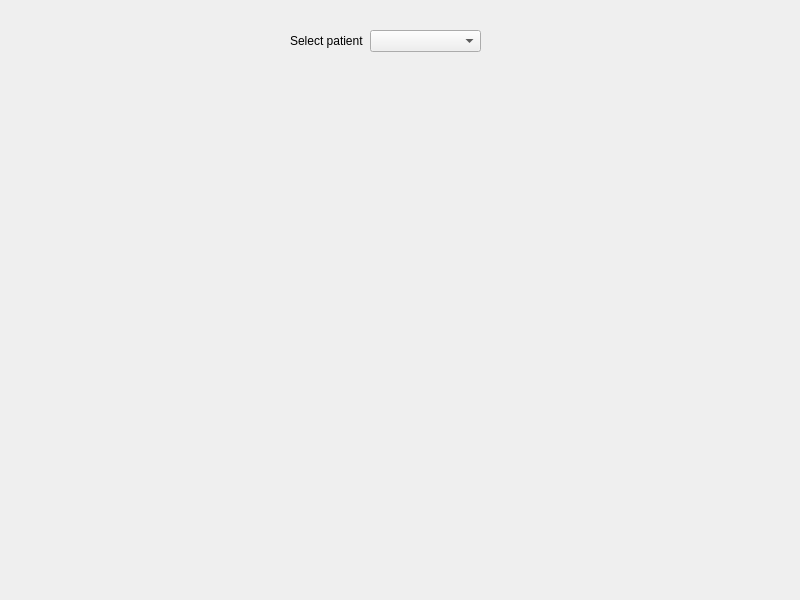
trinhphamtrunghieu/curentTopic, file layout/receiver_select_patient.ui: the form before one commit.
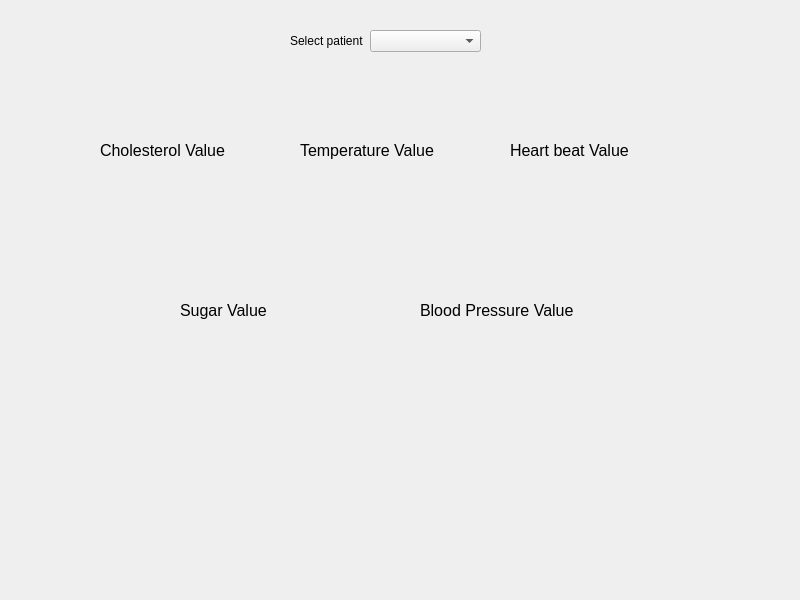
The form after the commit.

The edit to the form file:
```diff
--- a/layout/receiver_select_patient.ui
+++ b/layout/receiver_select_patient.ui
@@ -36,16 +36,185 @@
      </item>
     </layout>
    </widget>
-   <widget class="QWidget" name="gridLayoutWidget">
+   <widget class="QLabel" name="label">
     <property name="geometry">
      <rect>
-      <x>70</x>
-      <y>90</y>
-      <width>671</width>
-      <height>371</height>
+      <x>100</x>
+      <y>130</y>
+      <width>161</width>
+      <height>41</height>
      </rect>
     </property>
-    <layout class="QGridLayout" name="gridLayout"/>
+    <property name="font">
+     <font>
+      <pointsize>12</pointsize>
+     </font>
+    </property>
+    <property name="text">
+     <string>Cholesterol Value</string>
+    </property>
+   </widget>
+   <widget class="QLabel" name="label_2">
+    <property name="geometry">
+     <rect>
+      <x>300</x>
+      <y>130</y>
+      <width>181</width>
+      <height>41</height>
+     </rect>
+    </property>
+    <property name="font">
+     <font>
+      <pointsize>12</pointsize>
+     </font>
+    </property>
+    <property name="text">
+     <string>Temperature Value</string>
+    </property>
+   </widget>
+   <widget class="QLabel" name="label_3">
+    <property name="geometry">
+     <rect>
+      <x>510</x>
+      <y>130</y>
+      <width>161</width>
+      <height>41</height>
+     </rect>
+    </property>
+    <property name="font">
+     <font>
+      <pointsize>12</pointsize>
+     </font>
+    </property>
+    <property name="text">
+     <string>Heart beat Value</string>
+    </property>
+   </widget>
+   <widget class="QLabel" name="label_4">
+    <property name="geometry">
+     <rect>
+      <x>180</x>
+      <y>290</y>
+      <width>161</width>
+      <height>41</height>
+     </rect>
+    </property>
+    <property name="font">
+     <font>
+      <pointsize>12</pointsize>
+     </font>
+    </property>
+    <property name="text">
+     <string>Sugar Value</string>
+    </property>
+   </widget>
+   <widget class="QLabel" name="label_5">
+    <property name="geometry">
+     <rect>
+      <x>420</x>
+      <y>290</y>
+      <width>191</width>
+      <height>41</height>
+     </rect>
+    </property>
+    <property name="font">
+     <font>
+      <pointsize>12</pointsize>
+     </font>
+    </property>
+    <property name="text">
+     <string>Blood Pressure Value</string>
+    </property>
+   </widget>
+   <widget class="QLabel" name="cholValue">
+    <property name="geometry">
+     <rect>
+      <x>140</x>
+      <y>180</y>
+      <width>111</width>
+      <height>31</height>
+     </rect>
+    </property>
+    <property name="font">
+     <font>
+      <pointsize>15</pointsize>
+     </font>
+    </property>
+    <property name="text">
+     <string/>
+    </property>
+   </widget>
+   <widget class="QLabel" name="tempValue">
+    <property name="geometry">
+     <rect>
+      <x>340</x>
+      <y>180</y>
+      <width>111</width>
+      <height>31</height>
+     </rect>
+    </property>
+    <property name="font">
+     <font>
+      <pointsize>15</pointsize>
+     </font>
+    </property>
+    <property name="text">
+     <string/>
+    </property>
+   </widget>
+   <widget class="QLabel" name="heartValue">
+    <property name="geometry">
+     <rect>
+      <x>530</x>
+      <y>180</y>
+      <width>111</width>
+      <height>31</height>
+     </rect>
+    </property>
+    <property name="font">
+     <font>
+      <pointsize>15</pointsize>
+     </font>
+    </property>
+    <property name="text">
+     <string/>
+    </property>
+   </widget>
+   <widget class="QLabel" name="sugarValue">
+    <property name="geometry">
+     <rect>
+      <x>180</x>
+      <y>340</y>
+      <width>111</width>
+      <height>31</height>
+     </rect>
+    </property>
+    <property name="font">
+     <font>
+      <pointsize>15</pointsize>
+     </font>
+    </property>
+    <property name="text">
+     <string/>
+    </property>
+   </widget>
+   <widget class="QLabel" name="bloodValue">
+    <property name="geometry">
+     <rect>
+      <x>460</x>
+      <y>340</y>
+      <width>111</width>
+      <height>31</height>
+     </rect>
+    </property>
+    <property name="font">
+     <font>
+      <pointsize>15</pointsize>
+     </font>
+    </property>
+    <property name="text">
+     <string/>
+    </property>
    </widget>
   </widget>
  </widget>
```
